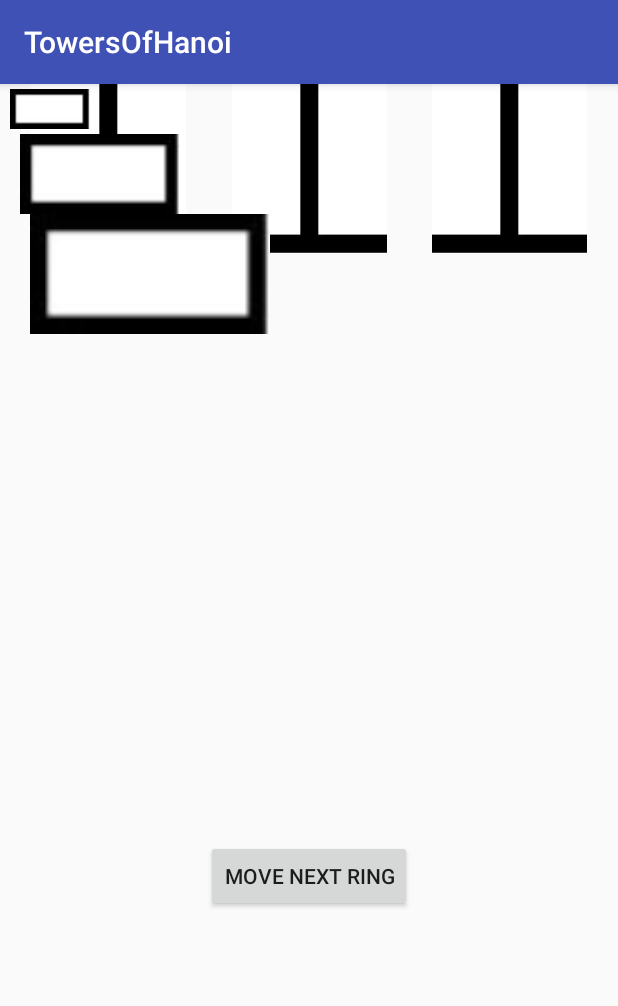
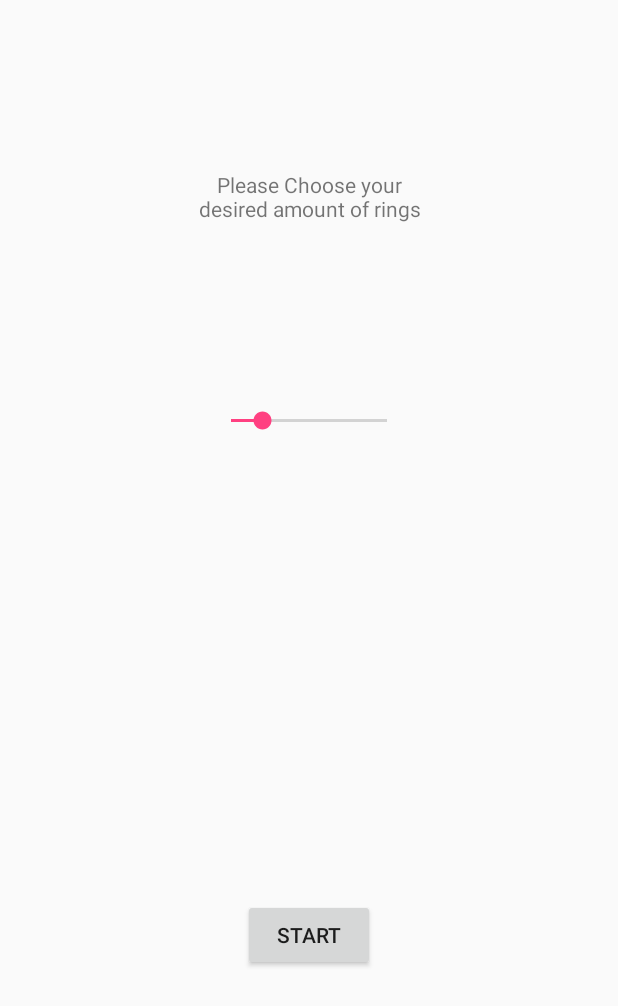
Before and after one commit to AJTarcza/CSC201-tarczaa52-Assgn15, an Android app: the screen it shows after launch (MainActivity before the commit, AlternateActivity after it), on a phone screen of 412 x 824 dp. Shown: the top 1006 px of the screen. Run offline under Robolectric (Android 15) with nearby library versions, the phone set to English and light mode, and no system bars.

Commit message:
User Input Ring Amount Functionality

```diff
--- a/app/build.gradle
+++ b/app/build.gradle
@@ -26,5 +26,6 @@ dependencies {
     })
     compile 'com.android.support:appcompat-v7:25.3.1'
     compile 'com.android.support.constraint:constraint-layout:1.0.2'
+    compile 'com.android.support:design:25.3.1'
     testCompile 'junit:junit:4.12'
 }
--- a/app/src/main/AndroidManifest.xml
+++ b/app/src/main/AndroidManifest.xml
@@ -10,9 +10,12 @@
         android:supportsRtl="true"
         android:theme="@style/AppTheme">
         <activity android:name=".MainActivity">
+        </activity>
+        <activity
+            android:name=".AlternateActivity"
+            android:theme="@style/AppTheme.NoActionBar">
             <intent-filter>
                 <action android:name="android.intent.action.MAIN" />
-
                 <category android:name="android.intent.category.LAUNCHER" />
             </intent-filter>
         </activity>
--- /dev/null
+++ b/app/src/main/java/edu/sunyulster/tarczamy/towersofhanoi/AlternateActivity.java
@@ -0,0 +1,76 @@
+package edu.sunyulster.tarczamy.towersofhanoi;
+
+import android.content.Intent;
+import android.os.Bundle;
+import android.support.design.widget.FloatingActionButton;
+import android.support.design.widget.Snackbar;
+import android.support.v7.app.AppCompatActivity;
+import android.support.v7.widget.Toolbar;
+import android.view.View;
+import android.widget.Button;
+import android.widget.SeekBar;
+import android.widget.TextView;
+
+public class AlternateActivity extends AppCompatActivity {
+
+    TextView amount;
+    SeekBar seeker;
+    Button startButton;
+    int rings;
+
+    @Override
+    protected void onCreate(Bundle savedInstanceState) {
+        super.onCreate(savedInstanceState);
+        setContentView(R.layout.activity_alternate);
+
+        amount = (TextView) findViewById(R.id.sliderValue);
+        seeker = (SeekBar) findViewById(R.id.seekBar);
+        startButton = (Button) findViewById(R.id.changeButton);
+
+        startButton.setOnClickListener(new View.OnClickListener() {
+            public void onClick(View v) {
+                launchActivity();
+            }
+        });
+
+        seeker.setOnSeekBarChangeListener(new SeekBar.OnSeekBarChangeListener() {
+
+            @Override
+            public void onStopTrackingTouch(SeekBar seekBar) {
+                // TODO Auto-generated method stub
+
+            }
+
+            @Override
+            public void onStartTrackingTouch(SeekBar seekBar) {
+                // TODO Auto-generated method stub
+
+            }
+
+            @Override
+            public void onProgressChanged(SeekBar seekBar, int progress, boolean fromUser) {
+                // TODO Auto-generated method stub
+                amount.setText(progress + " Rings");
+                rings = progress;
+
+            }
+
+        });
+    }
+
+    protected void launchActivity() {
+        Intent i = new Intent(this, MainActivity.class);
+
+        //Create the bundle
+        Bundle bundle = new Bundle();
+
+        //Add your data to bundle
+        bundle.putInt("RingAmount", rings);
+
+        //Add the bundle to the intent
+        i.putExtras(bundle);
+
+        startActivity(i);
+    }
+
+}
--- /dev/null
+++ b/app/src/main/res/layout/activity_alternate.xml
@@ -0,0 +1,72 @@
+<?xml version="1.0" encoding="utf-8"?>
+<android.support.design.widget.CoordinatorLayout xmlns:android="http://schemas.android.com/apk/res/android"
+    xmlns:app="http://schemas.android.com/apk/res-auto"
+    xmlns:tools="http://schemas.android.com/tools"
+    android:layout_width="match_parent"
+    android:layout_height="match_parent"
+    tools:context="edu.sunyulster.tarczamy.towersofhanoi.AlternateActivity">
+
+    <android.support.constraint.ConstraintLayout
+        android:layout_width="match_parent"
+        android:layout_height="match_parent"
+        android:layout_weight="1">
+
+        <TextView
+            android:id="@+id/textView"
+            android:layout_width="152dp"
+            android:layout_height="44dp"
+            android:layout_gravity="bottom|center_horizontal"
+            android:layout_weight="1"
+            android:text="Please Choose your desired amount of rings"
+            android:textAlignment="center"
+            app:layout_anchor="@+id/include"
+            app:layout_anchorGravity="top|center_horizontal"
+            app:layout_constraintLeft_toLeftOf="parent"
+            app:layout_constraintRight_toRightOf="parent"
+            app:layout_constraintBottom_toTopOf="@+id/seekBar"
+            app:layout_constraintTop_toTopOf="parent" />
+
+        <SeekBar
+            android:id="@+id/seekBar"
+            android:layout_width="136dp"
+            android:layout_height="wrap_content"
+            android:layout_gravity="top|center_horizontal"
+            android:layout_weight="1"
+            android:max="5"
+            android:progress="1"
+            app:layout_anchor="@+id/include"
+            app:layout_anchorGravity="center_vertical|center_horizontal"
+            app:layout_constraintLeft_toLeftOf="parent"
+            app:layout_constraintRight_toRightOf="parent"
+            app:layout_constraintBottom_toTopOf="@+id/sliderValue"
+            app:layout_constraintTop_toBottomOf="@+id/textView" />
+
+        <Button
+            android:id="@+id/changeButton"
+            android:layout_width="wrap_content"
+            android:layout_height="wrap_content"
+            android:layout_gravity="top|center_horizontal"
+            android:layout_weight="1"
+            android:text="Start"
+            app:layout_anchor="@+id/include"
+            app:layout_anchorGravity="bottom|center_horizontal"
+            app:layout_constraintLeft_toLeftOf="parent"
+            app:layout_constraintRight_toRightOf="parent"
+            app:layout_constraintBottom_toBottomOf="parent"
+            app:layout_constraintTop_toBottomOf="@+id/sliderValue" />
+
+        <TextView
+            android:id="@+id/sliderValue"
+            android:layout_width="wrap_content"
+            android:layout_height="wrap_content"
+            android:layout_gravity="bottom|center_horizontal"
+            android:layout_weight="1"
+            app:layout_anchor="@+id/include"
+            app:layout_anchorGravity="center_vertical|center_horizontal"
+            app:layout_constraintLeft_toLeftOf="parent"
+            app:layout_constraintRight_toRightOf="parent"
+            app:layout_constraintBottom_toBottomOf="parent"
+            app:layout_constraintTop_toTopOf="parent" />
+    </android.support.constraint.ConstraintLayout>
+
+</android.support.design.widget.CoordinatorLayout>
--- /dev/null
+++ b/app/src/main/res/values/dimens.xml
@@ -0,0 +1,3 @@
+<resources>
+    <dimen name="fab_margin">16dp</dimen>
+</resources>
--- a/app/src/main/res/values/strings.xml
+++ b/app/src/main/res/values/strings.xml
@@ -1,3 +1,4 @@
 <resources>
     <string name="app_name">TowersOfHanoi</string>
+    <string name="title_activity_alternate">AlternateActivity</string>
 </resources>
--- a/app/src/main/res/values/styles.xml
+++ b/app/src/main/res/values/styles.xml
@@ -8,4 +8,13 @@
         <item name="colorAccent">@color/colorAccent</item>
     </style>
 
+    <style name="AppTheme.NoActionBar">
+        <item name="windowActionBar">false</item>
+        <item name="windowNoTitle">true</item>
+    </style>
+
+    <style name="AppTheme.AppBarOverlay" parent="ThemeOverlay.AppCompat.Dark.ActionBar" />
+
+    <style name="AppTheme.PopupOverlay" parent="ThemeOverlay.AppCompat.Light" />
+
 </resources>
```
Also changed, not shown: app/src/main/java/edu/sunyulster/tarczamy/towersofhanoi/MainActivity.java (+36 -23 lines), app/src/main/res/layout/content_alternate.xml (added, +11 -0 lines).
